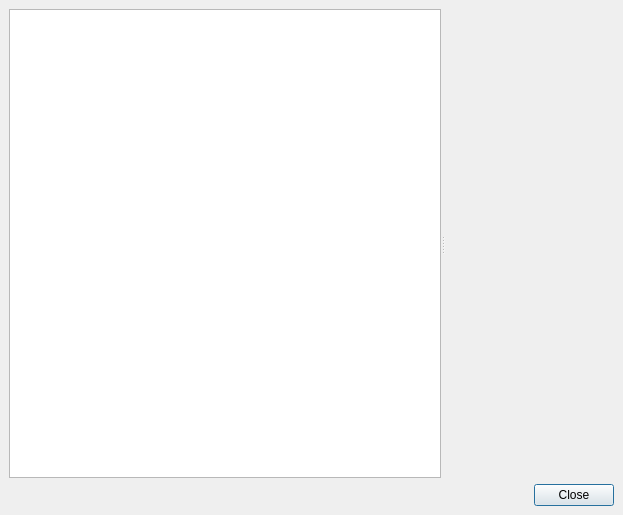
This is python/plugins/processing/ui/DlgResults.ui in qgis/QGIS as Qt 5 draws it before an edit. The edited form follows.
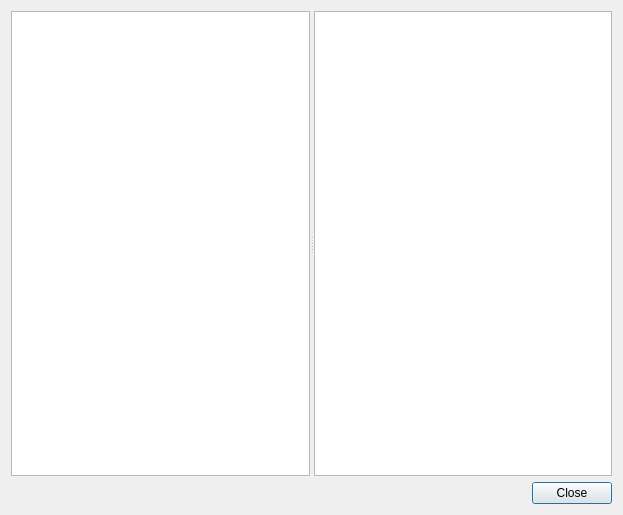
This is the edited form. Custom widgets are drawn as their Qt base class.

Commit message: [processing] drop WebView dependency (follow up 38f6ace4c0)

What changed in the file:
```diff
--- a/python/plugins/processing/ui/DlgResults.ui
+++ b/python/plugins/processing/ui/DlgResults.ui
@@ -14,24 +14,12 @@
    <string>Results</string>
   </property>
   <layout class="QVBoxLayout" name="verticalLayout">
-   <property name="spacing">
-    <number>6</number>
-   </property>
-   <property name="margin">
-    <number>9</number>
-   </property>
    <item>
     <widget class="QSplitter" name="splitter">
      <property name="orientation">
       <enum>Qt::Horizontal</enum>
      </property>
      <widget class="QTreeWidget" name="tree">
-      <property name="minimumSize">
-       <size>
-        <width>0</width>
-        <height>0</height>
-       </size>
-      </property>
       <attribute name="headerVisible">
        <bool>false</bool>
       </attribute>
@@ -41,19 +29,7 @@
        </property>
       </column>
      </widget>
-     <widget class="QgsWebView" name="webView">
-      <property name="minimumSize">
-       <size>
-        <width>0</width>
-        <height>0</height>
-       </size>
-      </property>
-      <property name="url">
-       <url>
-        <string>about:blank</string>
-       </url>
-      </property>
-     </widget>
+     <widget class="QTextEdit" name="txtResults"/>
     </widget>
    </item>
    <item>
@@ -68,13 +44,6 @@
    </item>
   </layout>
  </widget>
- <customwidgets>
-  <customwidget>
-   <class>QgsWebView</class>
-   <extends>QWidget</extends>
-   <header>qgis.core</header>
-  </customwidget>
- </customwidgets>
  <resources/>
  <connections>
   <connection>
```
The commit also changes 22 other files.
